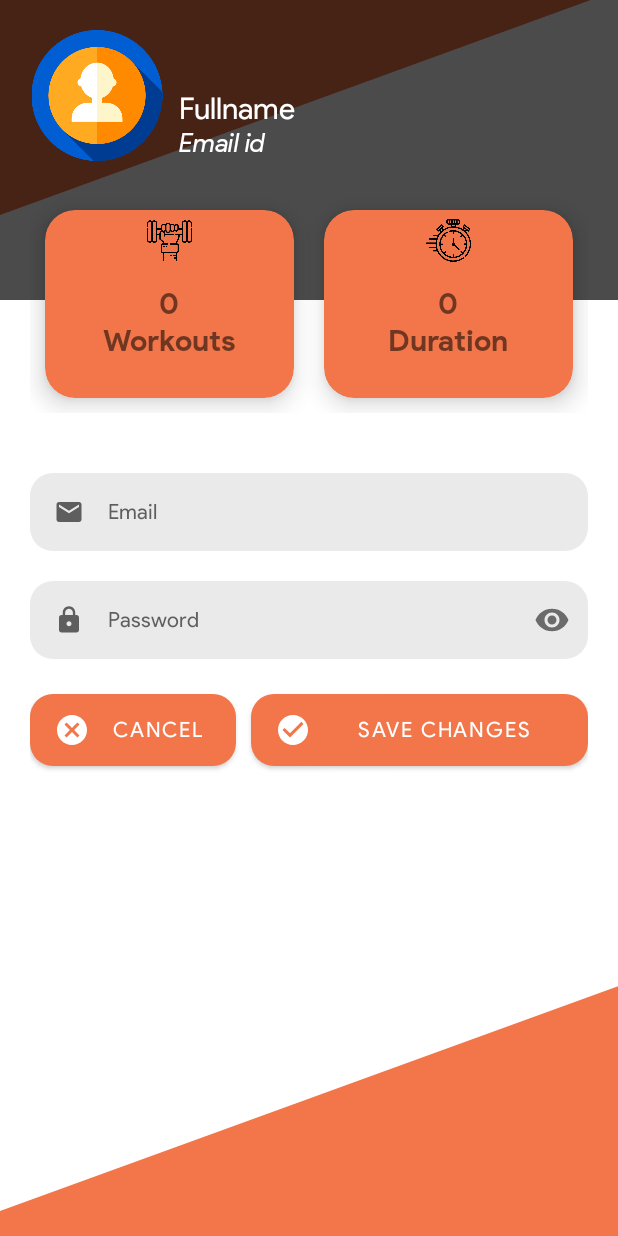
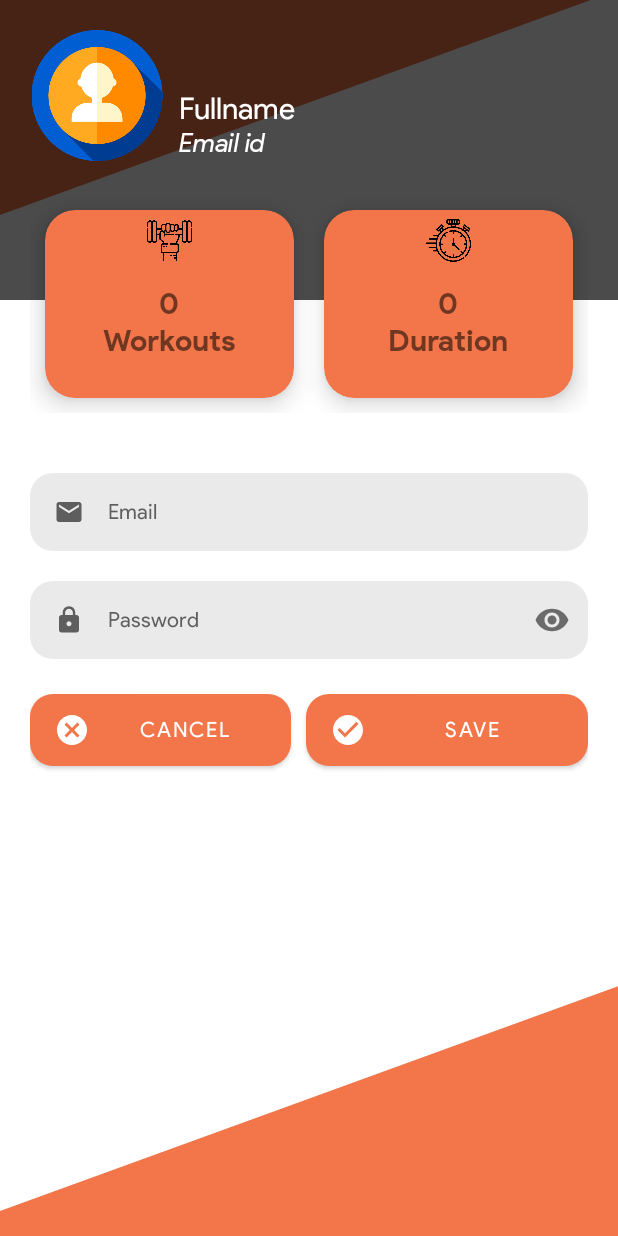
Before and after one commit to Nishant-nj2000/BeFit-Health_and_Fitness_App, an Android app: the layout settings_fragment.xml on its own in the app's theme, with its tools: preview values and no code run, on a phone screen of 412 x 824 dp. Run offline under Robolectric (Android 15) with nearby library versions, the phone set to English and light mode, and no system bars.

Commit message:
Update settings_fragment.xml

```diff
--- a/app/src/main/res/layout/settings_fragment.xml
+++ b/app/src/main/res/layout/settings_fragment.xml
@@ -209,7 +209,7 @@
 
             <Button
                 android:id="@+id/update"
-                android:layout_width="137dp"
+                android:layout_width="174dp"
                 android:layout_height="wrap_content"
                 android:layout_marginTop="23dp"
                 android:background="@drawable/button_bg"
@@ -231,7 +231,7 @@
                 android:background="@drawable/button_bg"
                 android:elevation="100dp"
                 android:fontFamily="@font/product_sans"
-                android:text="Save Changes"
+                android:text="Save"
                 android:textColor="@color/white" />
         </LinearLayout>
     </LinearLayout>
```
